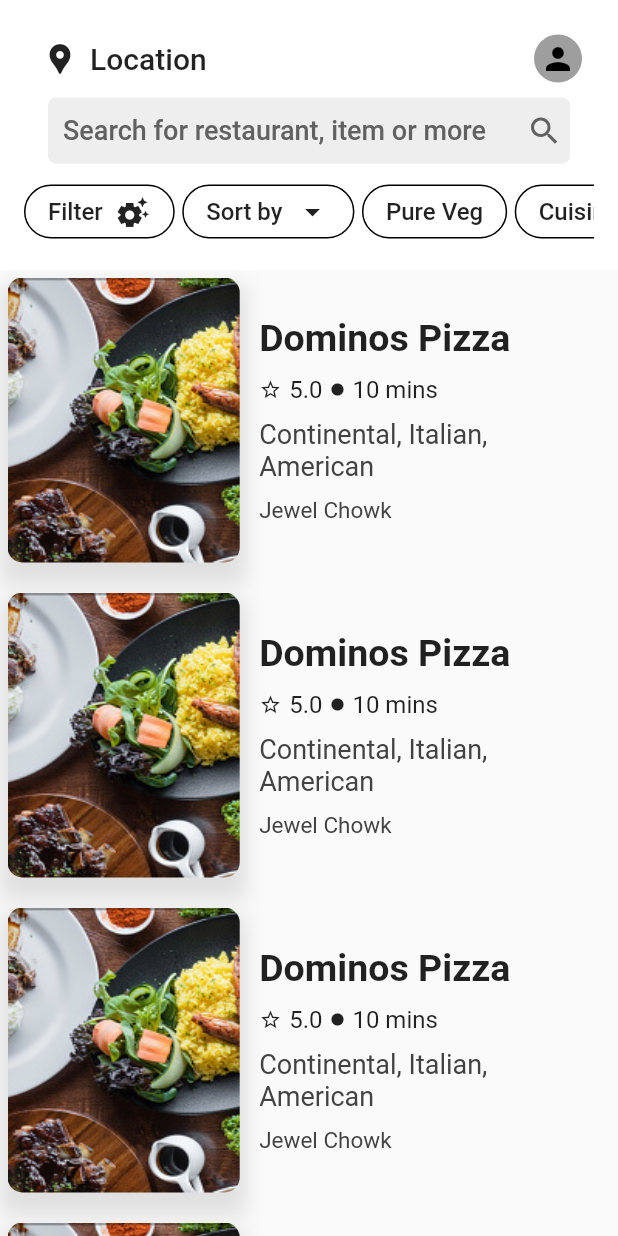
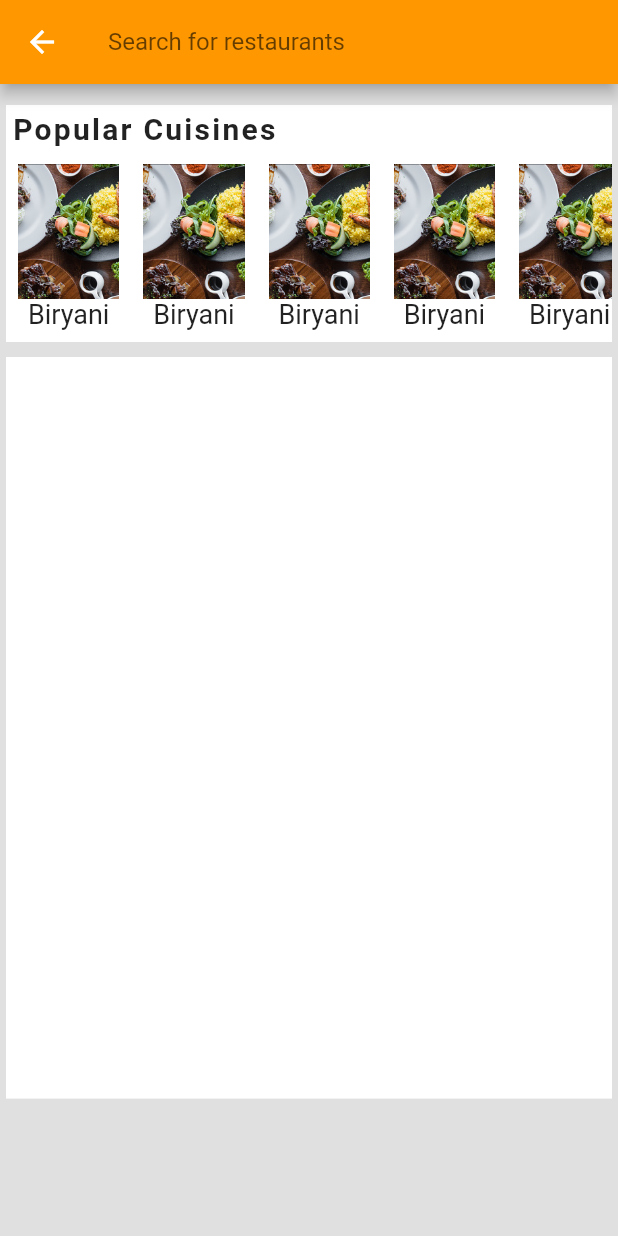
Before and after one commit to blackmoney069/swiggy_clone, a Flutter app: the screen it shows after launch, after a tap on "Search for restaurant, item or more", on a phone screen of 412 x 824 dp. Run offline on Flutter 3.47's test engine with Material 2 defaults, Android fonts, the phone set to English and light mode, and no system bars; missing offline and left inert: dart:ffi; Roboto replaces fonts that are missing (Poppins).

Commit message:
Added Search Screen

```diff
--- a/lib/pages/homescreen.dart
+++ b/lib/pages/homescreen.dart
@@ -3,6 +3,7 @@
 import 'dart:ffi';
 
 import 'package:flutter/material.dart';
+import 'package:swiggy_clone/pages/searchScreen.dart';
 import 'UserDrawer.dart';
 
 class homeScreen extends StatelessWidget {
@@ -49,7 +50,10 @@
                 ]),
             FlatButton(
                 minWidth: MediaQuery.of(context).size.width,
-                onPressed: () {},
+                onPressed: () {
+                  Navigator.push(context,
+                      MaterialPageRoute(builder: (context) => SearchScreen()));
+                },
                 child: Container(
                   padding: EdgeInsets.fromLTRB(10, 10, 5, 10),
                   decoration: BoxDecoration(
--- /dev/null
+++ b/lib/pages/searchScreen.dart
@@ -0,0 +1,103 @@
+import 'package:flutter/material.dart';
+
+class SearchScreen extends StatelessWidget {
+  const SearchScreen({Key? key}) : super(key: key);
+
+  @override
+  Widget build(BuildContext context) {
+    return Scaffold(
+      appBar: AppBar(
+        backgroundColor: Colors.orange,
+        title: TextFormField(
+          decoration: InputDecoration(
+              labelText: 'Search for restaurants', focusColor: Colors.black),
+        ),
+      ),
+      body: Container(
+        decoration: BoxDecoration(color: Colors.grey[300]),
+        child: Padding(
+          padding: const EdgeInsets.all(4.0),
+          child: Column(
+            children: [
+              SizedBox(
+                height: 10,
+              ),
+              Container(
+                decoration: BoxDecoration(color: Colors.white),
+                child: Column(
+                  crossAxisAlignment: CrossAxisAlignment.start,
+                  children: [
+                    Padding(
+                      padding: const EdgeInsets.all(4.0),
+                      child: Text(
+                        "Popular Cuisines",
+                        style: TextStyle(
+                            fontSize: 20,
+                            fontWeight: FontWeight.bold,
+                            letterSpacing: 1.5),
+                      ),
+                    ),
+                    SingleChildScrollView(
+                      scrollDirection: Axis.horizontal,
+                      child: Row(
+                        children: [
+                          CuisinesCard(),
+                          CuisinesCard(),
+                          CuisinesCard(),
+                          CuisinesCard(),
+                          CuisinesCard(),
+                          CuisinesCard(),
+                          CuisinesCard(),
+                          CuisinesCard(),
+                          CuisinesCard(),
+                          CuisinesCard(),
+                          CuisinesCard(),
+                          CuisinesCard(),
+                        ],
+                      ),
+                    )
+                  ],
+                ),
+              ),
+              SizedBox(
+                height: 10,
+              ),
+              SizedBox(
+                height: (MediaQuery.of(context).size.height) * 0.6,
+                width: MediaQuery.of(context).size.width,
+                child: DecoratedBox(
+                  decoration: BoxDecoration(
+                    color: Colors.white,
+                  ),
+                ),
+              ),
+            ],
+          ),
+        ),
+      ),
+    );
+  }
+}
+
+class CuisinesCard extends StatelessWidget {
+  const CuisinesCard({Key? key}) : super(key: key);
+
+  @override
+  Widget build(BuildContext context) {
+    return Padding(
+      padding: const EdgeInsets.all(8.0),
+      child: Column(
+        children: [
+          Image.asset(
+            "assets/istockphoto-1316145932-170667a.jpeg",
+            height: 90,
+          ),
+          Text(
+            'Biryani',
+            style: TextStyle(fontSize: 18),
+          )
+        ],
+      ),
+    );
+  }
+}
```
